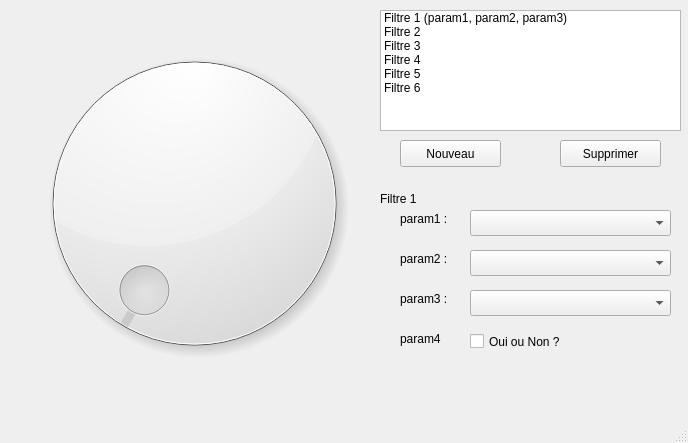
CamaradeTux/pix-hell, file ui/pix_hell.ui: the form before one commit.
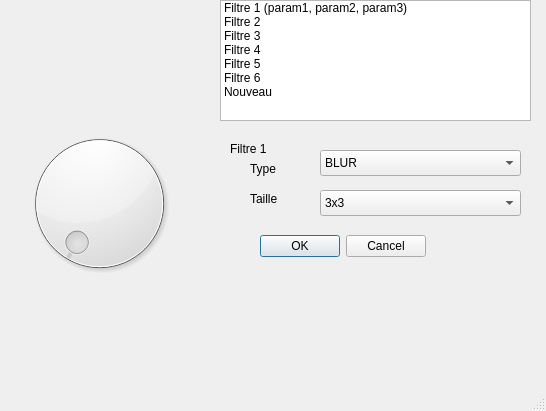
The form after the commit.

Diff of the .ui file:
```diff
--- a/ui/pix_hell.ui
+++ b/ui/pix_hell.ui
@@ -5,8 +5,8 @@
    <rect>
     <x>0</x>
     <y>0</y>
-    <width>688</width>
-    <height>443</height>
+    <width>546</width>
+    <height>411</height>
    </rect>
   </property>
   <property name="windowTitle" >
@@ -16,9 +16,9 @@
    <widget class="QListWidget" name="listWidget" >
     <property name="geometry" >
      <rect>
-      <x>380</x>
-      <y>10</y>
-      <width>301</width>
+      <x>220</x>
+      <y>0</y>
+      <width>311</width>
       <height>121</height>
      </rect>
     </property>
@@ -55,13 +55,18 @@
       <string>Filtre 6</string>
      </property>
     </item>
+    <item>
+     <property name="text" >
+      <string>Nouveau</string>
+     </property>
+    </item>
    </widget>
    <widget class="QDial" name="dial" >
     <property name="geometry" >
      <rect>
       <x>19</x>
       <y>13</y>
-      <width>351</width>
+      <width>161</width>
       <height>381</height>
      </rect>
     </property>
@@ -69,8 +74,8 @@
    <widget class="QLabel" name="label" >
     <property name="geometry" >
      <rect>
-      <x>380</x>
-      <y>190</y>
+      <x>230</x>
+      <y>140</y>
       <width>101</width>
       <height>17</height>
      </rect>
@@ -79,126 +84,99 @@
      <string>Filtre 1</string>
     </property>
    </widget>
-   <widget class="QComboBox" name="comboBox" >
-    <property name="geometry" >
-     <rect>
-      <x>470</x>
-      <y>210</y>
-      <width>201</width>
-      <height>26</height>
-     </rect>
-    </property>
-   </widget>
    <widget class="QLabel" name="label_2" >
     <property name="geometry" >
      <rect>
-      <x>400</x>
-      <y>210</y>
+      <x>250</x>
+      <y>190</y>
       <width>56</width>
       <height>17</height>
      </rect>
     </property>
     <property name="text" >
-     <string>param1 :</string>
+     <string>Taille</string>
     </property>
    </widget>
-   <widget class="QPushButton" name="pushButton" >
+   <widget class="QLabel" name="label_6" >
     <property name="geometry" >
      <rect>
-      <x>400</x>
-      <y>140</y>
-      <width>101</width>
-      <height>27</height>
-     </rect>
-    </property>
-    <property name="text" >
-     <string>Nouveau</string>
-    </property>
-   </widget>
-   <widget class="QPushButton" name="pushButton_2" >
-    <property name="geometry" >
-     <rect>
-      <x>560</x>
-      <y>140</y>
-      <width>101</width>
-      <height>27</height>
-     </rect>
-    </property>
-    <property name="text" >
-     <string>Supprimer</string>
-    </property>
-   </widget>
-   <widget class="QLabel" name="label_3" >
-    <property name="geometry" >
-     <rect>
-      <x>400</x>
-      <y>250</y>
+      <x>250</x>
+      <y>160</y>
       <width>56</width>
       <height>17</height>
      </rect>
     </property>
     <property name="text" >
-     <string>param2 :</string>
+     <string>Type</string>
     </property>
    </widget>
    <widget class="QComboBox" name="comboBox_2" >
     <property name="geometry" >
      <rect>
-      <x>470</x>
-      <y>250</y>
+      <x>320</x>
+      <y>150</y>
       <width>201</width>
       <height>26</height>
      </rect>
     </property>
+    <item>
+     <property name="text" >
+      <string>BLUR</string>
+     </property>
+    </item>
+    <item>
+     <property name="text" >
+      <string>BLUR_NS</string>
+     </property>
+    </item>
+    <item>
+     <property name="text" >
+      <string>GAUSSIAN</string>
+     </property>
+    </item>
    </widget>
-   <widget class="QLabel" name="label_4" >
+   <widget class="QDialogButtonBox" name="buttonBox_2" >
     <property name="geometry" >
      <rect>
-      <x>400</x>
-      <y>290</y>
-      <width>56</width>
-      <height>17</height>
+      <x>260</x>
+      <y>230</y>
+      <width>166</width>
+      <height>32</height>
      </rect>
     </property>
-    <property name="text" >
-     <string>param3 :</string>
+    <property name="standardButtons" >
+     <set>QDialogButtonBox::Cancel|QDialogButtonBox::Ok</set>
     </property>
    </widget>
-   <widget class="QComboBox" name="comboBox_3" >
+   <widget class="QComboBox" name="comboBox" >
     <property name="geometry" >
      <rect>
-      <x>470</x>
-      <y>290</y>
+      <x>320</x>
+      <y>190</y>
       <width>201</width>
       <height>26</height>
      </rect>
     </property>
-   </widget>
-   <widget class="QCheckBox" name="checkBox" >
-    <property name="geometry" >
-     <rect>
-      <x>470</x>
-      <y>330</y>
-      <width>201</width>
-      <height>23</height>
-     </rect>
-    </property>
-    <property name="text" >
-     <string>Oui ou Non ?</string>
-    </property>
-   </widget>
-   <widget class="QLabel" name="label_5" >
-    <property name="geometry" >
-     <rect>
-      <x>400</x>
-      <y>330</y>
-      <width>56</width>
-      <height>17</height>
-     </rect>
-    </property>
-    <property name="text" >
-     <string>param4</string>
-    </property>
+    <item>
+     <property name="text" >
+      <string>3x3</string>
+     </property>
+    </item>
+    <item>
+     <property name="text" >
+      <string>5x5</string>
+     </property>
+    </item>
+    <item>
+     <property name="text" >
+      <string>7x7</string>
+     </property>
+    </item>
+    <item>
+     <property name="text" >
+      <string>9x9</string>
+     </property>
+    </item>
    </widget>
   </widget>
   <widget class="QMenuBar" name="menubar" >
```
Left out of the diff: 4 changed lines with no effect on the pictures.
